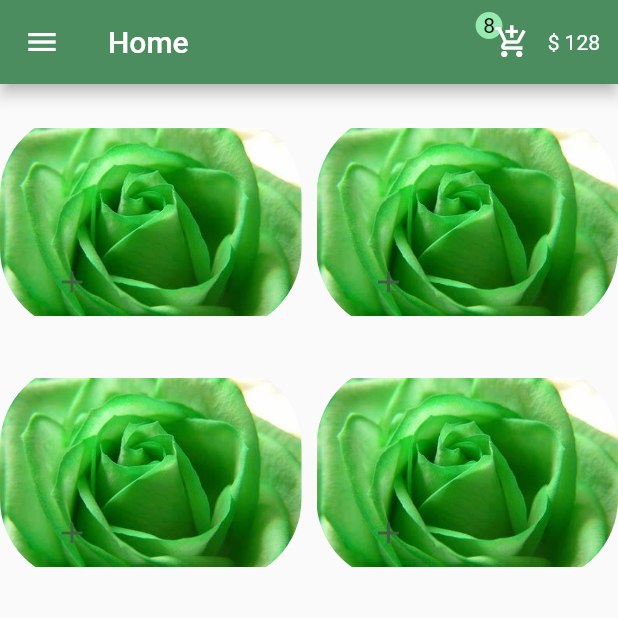
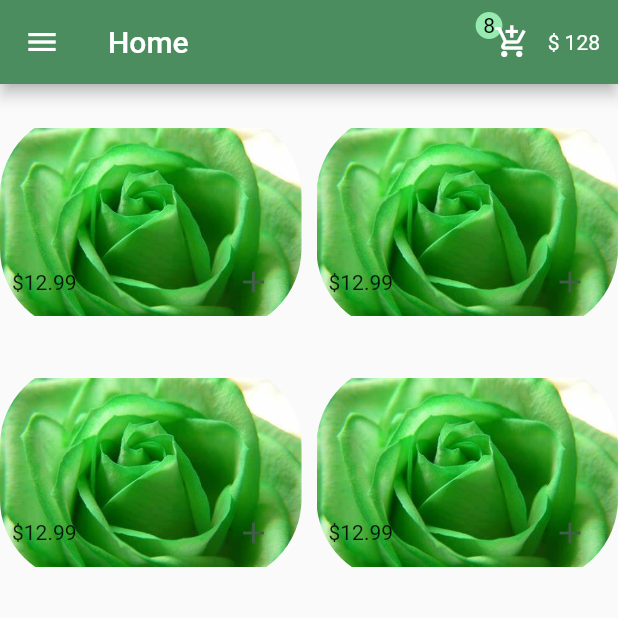
Before and after one commit to AyaEidAttya/E-commerce-app, a Flutter app: the screen it shows after launch, on a phone screen of 412 x 824 dp, the top half of it. Run offline on Flutter 3.47's test engine with Material 2 defaults, Android fonts, the phone set to English and light mode, and no system bars.

Commit message:
add txt and price

```diff
--- a/lib/pages/home.dart
+++ b/lib/pages/home.dart
@@ -10,64 +10,44 @@ class Home extends StatelessWidget {
       body: Padding(
         padding: const EdgeInsets.only(top: 22),
         child: GridView.builder(
-          gridDelegate:SliverGridDelegateWithFixedCrossAxisCount(
+            gridDelegate: SliverGridDelegateWithFixedCrossAxisCount(
                 crossAxisCount: 2,
-            childAspectRatio: 3/2,
+                childAspectRatio: 3 / 2,
                 crossAxisSpacing: 10,
-            mainAxisSpacing: 33
-            ),
+                mainAxisSpacing: 33),
             itemCount: 4,
-        itemBuilder: (BuildContext context,int index ) {
+            itemBuilder: (BuildContext context, int index) {
               return GestureDetector(
-            onTap: () {
-
-            },
+                onTap: () {},
                 child: GridTile(
-
-              child:Stack(
+                  child: Stack(
                     children: [
                       Positioned(
                         top: -3,
                         bottom: -9,
                         right: 0,
                         left: 0,
-
-
                         child: ClipRRect(
                             borderRadius: BorderRadius.circular(55),
                             child: Image.asset("assets/img/OIP (1).jpeg")),
                       ),
-
                     ],
                   ),
                   footer: GridTileBar(
                     trailing: IconButton(
                       color: Color.fromARGB(255, 62, 94, 70),
-              onPressed: () {
-
-              },
+                      onPressed: () {},
                       icon: Icon(Icons.add),
                     ),
-
-
+                    leading: Text("\$12.99"),
+                    title: Text(
+                      "",
+                    ),
                   ),
                 ),
               );
-
             }),
       ),
-
-
-
-
-
-
-
-
-
-
-
-
       drawer: Drawer(
         child: Column(
           mainAxisAlignment: MainAxisAlignment.spaceBetween,
```
Lines whose indentation alone changed are shown as unchanged.
